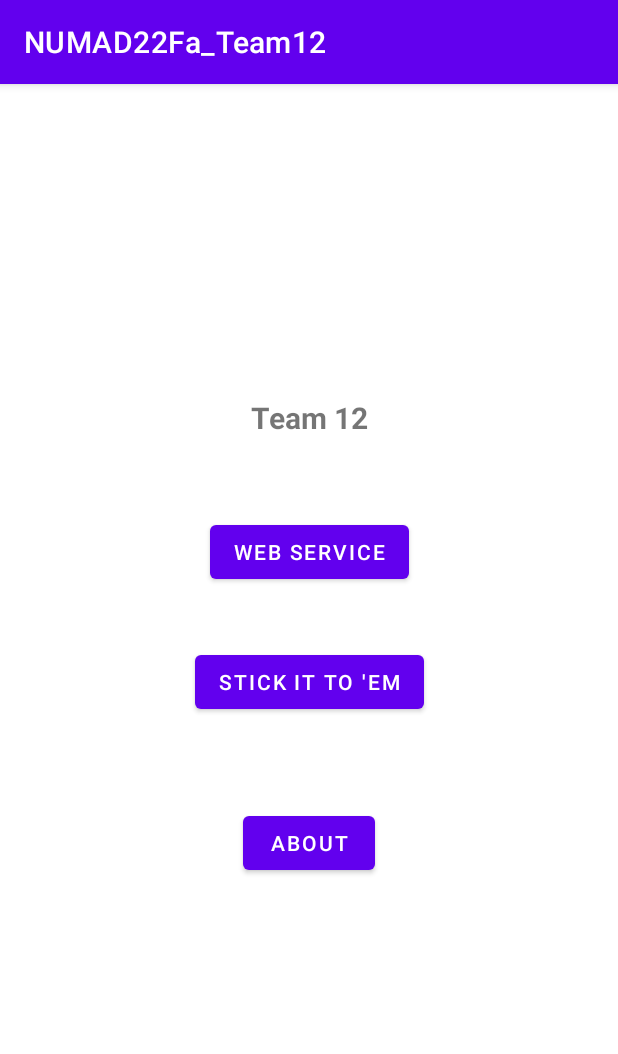
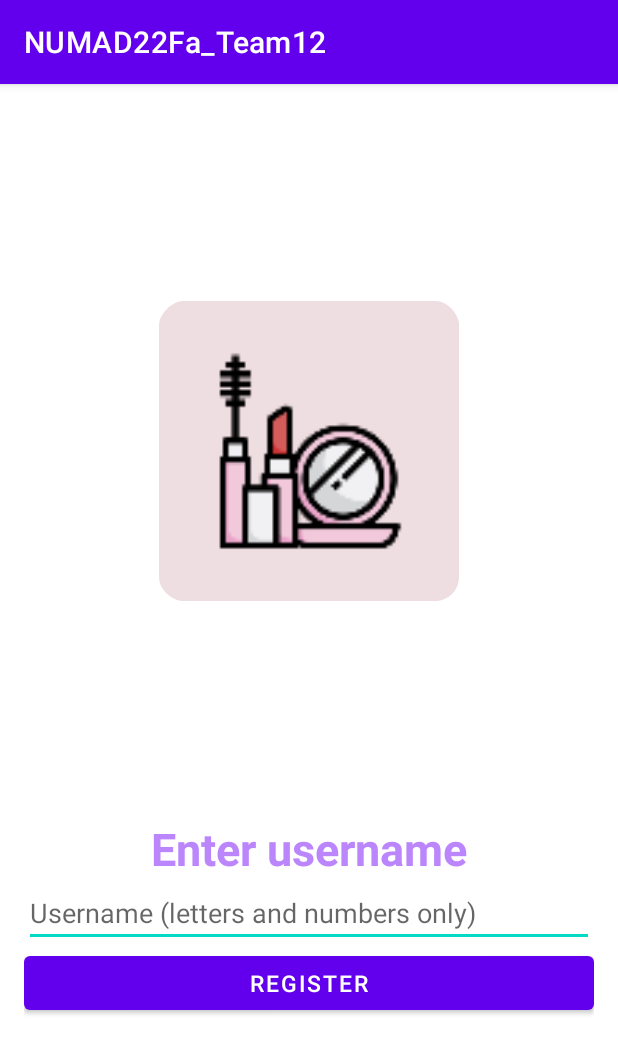
Before and after one commit to ChaiTowKway/NUMAD22Fa_Team12, an Android app: the screen it shows after launch (MainActivity before the commit, RegisterActivity after it), after a tap on "STICK IT TO 'EM", on a phone screen of 412 x 824 dp. Shown: the top 1054 px of the screen. Run offline under Robolectric (Android 15) with nearby library versions, the phone set to English and light mode, and no system bars; our stand-ins replace Firebase (no records; nobody signed in at launch, a user with empty details on screens opened directly).

Commit message:
added register activity & xml

```diff
--- a/app/build.gradle
+++ b/app/build.gradle
@@ -45,6 +45,7 @@ dependencies {
     implementation 'com.google.android.material:material:1.6.1'
     implementation 'androidx.constraintlayout:constraintlayout:2.1.4'
     implementation 'com.google.android.gms:play-services-tasks:18.0.2'
+    implementation 'com.google.firebase:firebase-auth:21.1.0'
     testImplementation 'junit:junit:4.13.2'
     androidTestImplementation 'androidx.test.ext:junit:1.1.3'
     androidTestImplementation 'androidx.test.espresso:espresso-core:3.4.0'
--- /dev/null
+++ b/app/src/main/java/edu/northeastern/numad22fa_team12/stickItToEm/RegisterActivity.java
@@ -0,0 +1,84 @@
+package edu.northeastern.numad22fa_team12.stickItToEm;
+
+import android.os.Bundle;
+import android.util.Log;
+import android.view.View;
+import android.widget.Button;
+import android.widget.EditText;
+import android.widget.Toast;
+
+import androidx.annotation.NonNull;
+import androidx.appcompat.app.AppCompatActivity;
+
+import com.google.firebase.database.DataSnapshot;
+import com.google.firebase.database.DatabaseError;
+import com.google.firebase.database.DatabaseReference;
+import com.google.firebase.database.FirebaseDatabase;
+import com.google.firebase.database.ValueEventListener;
+
+import edu.northeastern.numad22fa_team12.R;
+import edu.northeastern.numad22fa_team12.model.User;
+
+public class RegisterActivity extends AppCompatActivity {
+    private static final String TAG = "registerActivity";
+
+    private EditText userName;
+    private FirebaseDatabase database;
+    private DatabaseReference myRef;
+    private Button loginBtn;
+
+    @Override
+    protected void onCreate(Bundle savedInstanceState) {
+        super.onCreate(savedInstanceState);
+        setContentView(R.layout.activity_register);
+        userName = findViewById(R.id.userNameTx);
+        loginBtn = findViewById(R.id.loginBtn);
+        database = FirebaseDatabase.getInstance();
+        myRef = database.getReference("users");
+
+        // get the user entered username and check if it already exist in the firebase
+        loginBtn.setOnClickListener(new View.OnClickListener() {
+            @Override
+            public void onClick(View view) {
+                String name = userName.getText().toString();
+
+                Log.d(TAG, "curname: " + name);
+                Log.d(TAG, (name.length()>0) ? ">0" : "<0");
+                Log.d(TAG, name.matches("[a-zA-Z0-9]+") ? "match" : "not match");
+
+                if(name.length() > 0 && name.matches("[a-zA-Z0-9]+")) {
+                    createUser(name);
+                    finish();
+                } else {
+                    Toast.makeText(RegisterActivity.this, "Invalid username!",
+                            Toast.LENGTH_LONG).show();
+                }
+            }
+        });
+
+    }
+
+    private void createUser(String name) {
+        myRef.child(name).addListenerForSingleValueEvent(new ValueEventListener() {
+            @Override
+            public void onDataChange(@NonNull DataSnapshot snapshot) {
+                if (snapshot.exists()) {
+                    // if the entered username already exist
+                    // make a toast saying this username is invalid
+                    Toast.makeText(RegisterActivity.this, "Username already exist!",
+                            Toast.LENGTH_LONG).show();
+                } else {
+                    User newUser = new User(name);
+                    myRef.child(name).setValue(newUser);
+                    Toast.makeText(RegisterActivity.this, "User created!",
+                            Toast.LENGTH_LONG).show();
+                }
+            }
+
+            @Override
+            public void onCancelled(@NonNull DatabaseError error) {
+            }
+        });
+    }
+
+}
--- a/app/src/main/java/edu/northeastern/numad22fa_team12/stickItToEm/StickItToEmActivity.java
+++ b/app/src/main/java/edu/northeastern/numad22fa_team12/stickItToEm/StickItToEmActivity.java
@@ -3,12 +3,15 @@ package edu.northeastern.numad22fa_team12.stickItToEm;
 import androidx.annotation.NonNull;
 import androidx.appcompat.app.AppCompatActivity;
 
+import android.content.Intent;
 import android.os.Bundle;
 import android.util.Log;
 import android.widget.Toast;
 
 import com.google.android.gms.tasks.OnCompleteListener;
 import com.google.android.gms.tasks.Task;
+import com.google.firebase.auth.FirebaseAuth;
+import com.google.firebase.auth.FirebaseUser;
 import com.google.firebase.database.FirebaseDatabase;
 import com.google.firebase.messaging.FirebaseMessaging;
 
@@ -21,6 +24,7 @@ public class StickItToEmActivity extends AppCompatActivity {
             "SDObmZhYxgZDBNUOvqN4uYIap1flKY-VMT5NhSfpJ2prSPOEJ2L7_ucxU2ybsayIlExHbfcbUVrOMEL56DzbNhy3yTPTkVq8NHUl";
     private static String FCM_REGISTRATION_TOKEN;
     private FirebaseDatabase database;
+    private FirebaseAuth userAuth;
 
     @Override
     protected void onCreate(Bundle savedInstanceState) {
@@ -44,6 +48,17 @@ public class StickItToEmActivity extends AppCompatActivity {
                 });
 
         database = FirebaseDatabase.getInstance();
+        userAuth = FirebaseAuth.getInstance();
+    }
+
+    @Override
+    protected void onStart() {
+        super.onStart();
+        FirebaseUser curUser = userAuth.getCurrentUser();
+        if (curUser == null) {
+            // if user not register, take user to register page
+            startActivity(new Intent(StickItToEmActivity.this, RegisterActivity.class));
+        }
     }
 
 }
--- /dev/null
+++ b/app/src/main/res/layout/activity_register.xml
@@ -0,0 +1,54 @@
+<?xml version="1.0" encoding="utf-8"?>
+<androidx.constraintlayout.widget.ConstraintLayout xmlns:android="http://schemas.android.com/apk/res/android"
+    android:layout_width="match_parent"
+    android:layout_height="match_parent"
+    xmlns:app="http://schemas.android.com/apk/res-auto">
+
+    <ImageView
+        android:layout_width="200dp"
+        android:layout_height="200dp"
+        android:id="@+id/imageIcon"
+        android:layout_gravity="center"
+        android:src="@mipmap/ic_launcher_makeup"
+        app:layout_constraintTop_toTopOf="parent"
+        app:layout_constraintBottom_toTopOf="@+id/loginLinearLayout"
+        app:layout_constraintStart_toStartOf="parent"
+        app:layout_constraintEnd_toEndOf="parent"/>
+
+    <LinearLayout
+        android:id="@+id/loginLinearLayout"
+        android:layout_width="match_parent"
+        android:layout_height="wrap_content"
+        android:layout_marginStart="16dp"
+        android:layout_marginEnd="16dp"
+        android:orientation="vertical"
+        app:layout_constraintBottom_toBottomOf="parent"
+        app:layout_constraintEnd_toEndOf="parent"
+        app:layout_constraintStart_toStartOf="parent"
+        app:layout_constraintTop_toBottomOf="@+id/imageIcon">
+
+        <TextView
+            android:layout_width="match_parent"
+            android:layout_height="wrap_content"
+            android:gravity="center"
+            android:text="Enter username"
+            android:textColor="@color/purple_200"
+            android:textSize="30dp"
+            android:textStyle="bold" />
+
+        <EditText
+            android:layout_width="match_parent"
+            android:layout_height="wrap_content"
+            android:id="@+id/userNameTx"
+            android:hint="Username (letters and numbers only)" />
+
+        <Button
+            android:layout_width="match_parent"
+            android:layout_height="wrap_content"
+            android:id="@+id/loginBtn"
+            android:textSize="15sp"
+            android:text="Register" />
+    </LinearLayout>
+
+
+</androidx.constraintlayout.widget.ConstraintLayout>
--- a/build.gradle
+++ b/build.gradle
@@ -5,7 +5,7 @@ buildscript {
     }
     dependencies {
         // Add the dependency for the Google services Gradle plugin
-        classpath 'com.google.gms:google-services:4.3.13'
+        classpath 'com.google.gms:google-services:4.3.14'
     }
 }
 
```
Also changed, not shown: app/src/main/AndroidManifest.xml (+5 -3 lines), app/src/main/java/edu/northeastern/numad22fa_team12/model/User.java (+6 -6 lines), app/src/main/res/layout/activity_stick_it_to_em.xml (+8 -1 lines).
